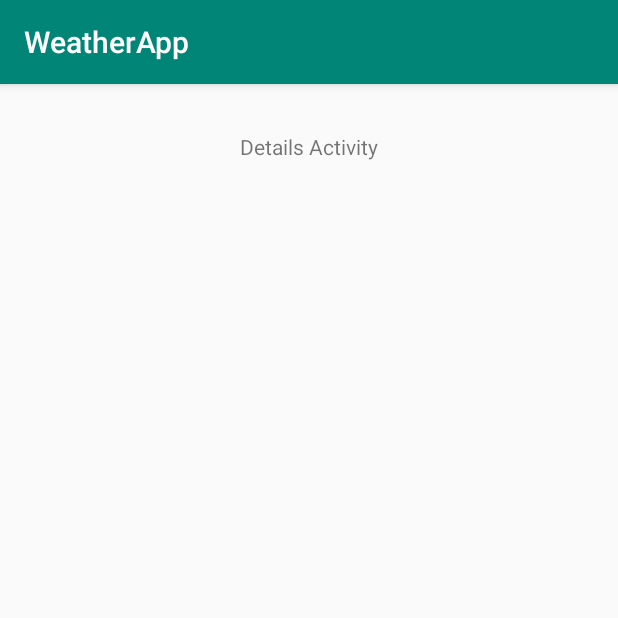
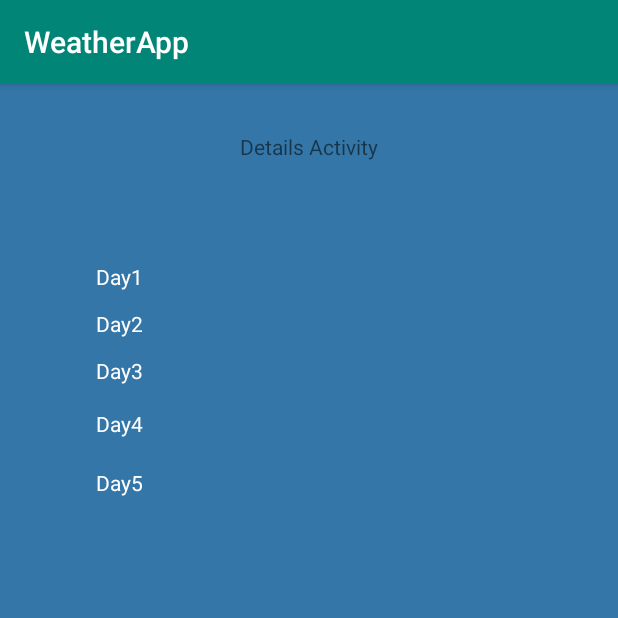
Before and after one commit to brookeclaroni/weather-app, an Android app: the screen it shows after launch (DetailsActivity), after a tap on "CLICK FOR MORE DETAILS ➜", on a phone screen of 412 x 824 dp, the top half of it. Run offline under Robolectric (Android 15) with nearby library versions, the phone set to English and light mode, and no system bars; libraries missing offline, so code that uses them is left out: org.jetbrains.anko; 1 statement that could not run was skipped.

Commit message:
1. Added class 'BriefWeather' for daily details; 2. Modified activity_details.xml; 3. Added getFiveDayDetails method

```diff
--- a/WeatherApp/app/src/main/java/com/example/weatherapp/MainActivity.kt
+++ b/WeatherApp/app/src/main/java/com/example/weatherapp/MainActivity.kt
@@ -58,11 +58,14 @@ class MainActivity : AppCompatActivity() {
         var currentWeather = Weather (
             city = "City",
             state = "State",
+            country = "Country",
             temp = "00",
             humidity= "00",
             uv = "0",
             wind = "00",
-            saved = false
+            saved = false,
+            tempMet = "00",
+            tempImp = "00"
         )
 
         doAsync {
@@ -70,7 +73,7 @@ class MainActivity : AppCompatActivity() {
             currentWeather = weatherManager.retrieveWeather(cityCode, getString(R.string.api_key))
             runOnUiThread {
                 cityTextView.text = currentWeather.city
-                temperatureTextView.text = getString(R.string.temperature, currentWeather.temp)
+                temperatureTextView.text = getString(R.string.temperature, currentWeather.tempMet)
                 humidityValueTextView.text = getString(R.string.humidity_value, currentWeather.humidity)
                 uvValueTextView.text = currentWeather.uv
                 windValueTextView.text = getString(R.string.wind_value, currentWeather.wind)
--- a/WeatherApp/app/src/main/java/com/example/weatherapp/Weather.kt
+++ b/WeatherApp/app/src/main/java/com/example/weatherapp/Weather.kt
@@ -1,11 +1,22 @@
 package com.example.weatherapp
 
-data class Weather (
+data class Weather(
     val city: String,
     val state: String,
+    val country: String,
     val temp: String,
     val humidity: String,
     val uv: String,
     val wind: String,
-    var saved: Boolean
+    var saved: Boolean,
+    val tempMet: String,
+    val tempImp: String
 )
+
+data class BriefWeather(
+    val date: String,
+    val tempMax: String,
+    val tempMin: String,
+    val aqi: String,
+    val dayCondition: String
+)
--- a/WeatherApp/app/src/main/res/layout/activity_details.xml
+++ b/WeatherApp/app/src/main/res/layout/activity_details.xml
@@ -4,6 +4,7 @@
     xmlns:tools="http://schemas.android.com/tools"
     android:layout_width="match_parent"
     android:layout_height="match_parent"
+    android:background="#3476A7"
     tools:context=".DetailsActivity">
 
     <TextView
@@ -15,4 +16,63 @@
         app:layout_constraintEnd_toEndOf="parent"
         app:layout_constraintStart_toStartOf="parent"
         app:layout_constraintTop_toTopOf="parent" />
+
+    <TextView
+        android:id="@+id/textView"
+        android:layout_width="wrap_content"
+        android:layout_height="wrap_content"
+        android:layout_marginBottom="12dp"
+        android:text="Day1"
+        android:textColor="@color/white"
+        app:layout_constraintBottom_toTopOf="@+id/textView2"
+        app:layout_constraintEnd_toEndOf="parent"
+        app:layout_constraintHorizontal_bias="0.168"
+        app:layout_constraintStart_toStartOf="parent"
+        app:layout_constraintTop_toTopOf="parent"
+        app:layout_constraintVertical_bias="1.0" />
+
+    <TextView
+        android:id="@+id/textView2"
+        android:layout_width="wrap_content"
+        android:layout_height="wrap_content"
+        android:layout_marginStart="64dp"
+        android:layout_marginBottom="12dp"
+        android:text="Day2"
+        android:textColor="@color/white"
+        app:layout_constraintBottom_toTopOf="@+id/textView3"
+        app:layout_constraintStart_toStartOf="parent" />
+
+    <TextView
+        android:id="@+id/textView4"
+        android:layout_width="wrap_content"
+        android:layout_height="wrap_content"
+        android:layout_marginStart="64dp"
+        android:layout_marginBottom="20dp"
+        android:text="Day4"
+        android:textColor="@color/white"
+        app:layout_constraintBottom_toTopOf="@+id/textView5"
+        app:layout_constraintStart_toStartOf="parent" />
+
+    <TextView
+        android:id="@+id/textView5"
+        android:layout_width="wrap_content"
+        android:layout_height="wrap_content"
+        android:layout_marginStart="64dp"
+        android:layout_marginTop="256dp"
+        android:text="Day5"
+        android:textColor="@color/white"
+        app:layout_constraintStart_toStartOf="parent"
+        app:layout_constraintTop_toTopOf="parent" />
+
+    <TextView
+        android:id="@+id/textView3"
+        android:layout_width="wrap_content"
+        android:layout_height="wrap_content"
+        android:layout_marginStart="64dp"
+        android:layout_marginBottom="16dp"
+        android:text="Day3"
+        android:textColor="@color/white"
+        app:layout_constraintBottom_toTopOf="@+id/textView4"
+        app:layout_constraintStart_toStartOf="parent" />
+
 </androidx.constraintlayout.widget.ConstraintLayout>
--- a/WeatherApp/app/src/main/res/layout/activity_main.xml
+++ b/WeatherApp/app/src/main/res/layout/activity_main.xml
@@ -44,10 +44,11 @@
         android:id="@+id/sunImageView"
         android:layout_width="wrap_content"
         android:layout_height="wrap_content"
-        android:layout_marginEnd="64dp"
+        android:layout_marginEnd="52dp"
         app:layout_constraintBottom_toTopOf="@+id/moreDetailsButton"
         app:layout_constraintEnd_toStartOf="@+id/temperatureTextView"
         app:layout_constraintTop_toTopOf="parent"
+        app:layout_constraintVertical_bias="0.266"
         app:srcCompat="@drawable/sun" />
 
     <TextView
--- a/WeatherApp/build.gradle
+++ b/WeatherApp/build.gradle
@@ -8,7 +8,7 @@ buildscript {
 
     }
     dependencies {
-        classpath 'com.android.tools.build:gradle:3.5.3'
+        classpath 'com.android.tools.build:gradle:4.0.1'
         classpath "org.jetbrains.kotlin:kotlin-gradle-plugin:$kotlin_version"
         // NOTE: Do not place your application dependencies here; they belong
         // in the individual module build.gradle files
```
Also changed, not shown: WeatherApp/app/src/main/java/com/example/weatherapp/WeatherManager.kt (+61 -7 lines), WeatherApp/gradle/wrapper/gradle-wrapper.properties.
